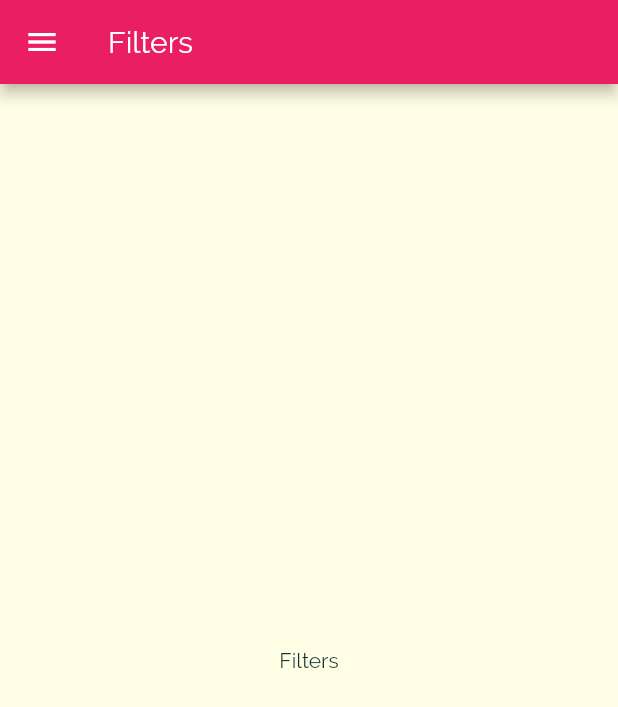
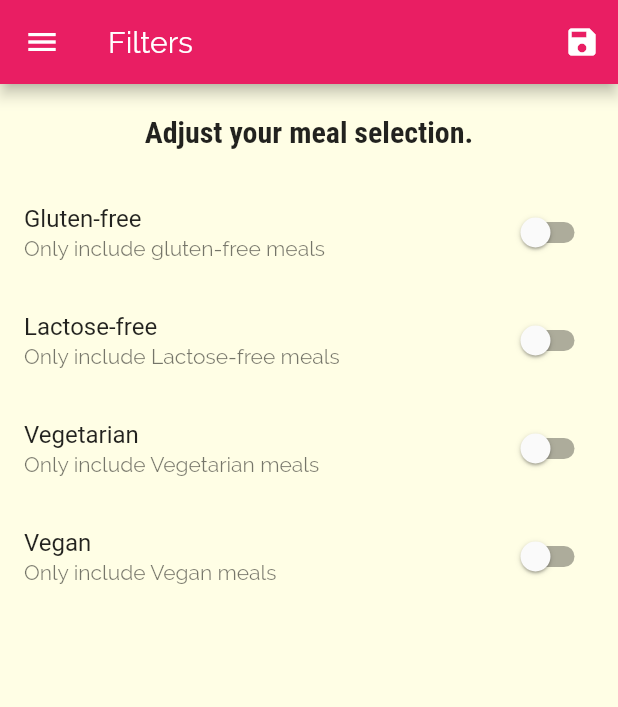
Before and after one commit to a-khaled/meals, a Flutter app: the FiltersScreen screen opened by its route, on a phone screen of 412 x 824 dp. Shown: the top 707 px of the screen. Run offline on Flutter 3.47's test engine with Material 2 defaults, Android fonts, the phone set to English and light mode, and no system bars.

Commit message:
added filters

```diff
--- a/lib/main.dart
+++ b/lib/main.dart
@@ -7,13 +7,49 @@ import './screens/category_meals_screen.dart';
 import './screens/meal_detail_screen.dart';
 import './screens/tabs_screen.dart';
 import './screens/filters_screen.dart';
+import './dummy_data.dart';
+import './models/meal.dart';
 
 void main() {
   runApp(MyApp());
 }
 
-class MyApp extends StatelessWidget {
+class MyApp extends StatefulWidget {
   // This widget is the root of your application.
+  @override
+  _MyAppState createState() => _MyAppState();
+}
+
+class _MyAppState extends State<MyApp> {
+  Map<String, bool> _filters = {
+    'gluten': false,
+    'lactose': false,
+    'vegan': false,
+    'vegetarian': false,
+  };
+  List<Meal> _availableMeals = DUMMY_MEALS;
+
+  void _setFilters(Map<String, bool> filterData) {
+    setState(() {
+      _filters = filterData;
+      _availableMeals = DUMMY_MEALS.where((meal) {
+        if(_filters['gluten'] && !meal.isGlutenFree) {
+          return false;
+        }
+        if(_filters['lactose'] && !meal.isLactoseFree) {
+          return false;
+        }
+        if(_filters['vegan'] && !meal.isVegan) {
+          return false;
+        }
+        if(_filters['vegetarian'] && !meal.isVegetarian) {
+          return false;
+        }
+        return true;
+      }).toList();
+    });
+  }
+
   @override
   Widget build(BuildContext context) {
     return MaterialApp(
@@ -41,9 +77,9 @@ class MyApp extends StatelessWidget {
       initialRoute: '/',
       routes: {
         '/' : (ctx) => TabsScreen(),
-        CategoryMealsScreen.routeName: (ctx) => CategoryMealsScreen(),
+        CategoryMealsScreen.routeName: (ctx) => CategoryMealsScreen(_availableMeals),
         MealDetailsScreen.routeName: (ctx) => MealDetailsScreen(),
-        FiltersScreen.routName: (ctx) => FiltersScreen(),
+        FiltersScreen.routName: (ctx) => FiltersScreen(_filters, _setFilters),
       },
       onUnknownRoute: (settings) {
         return MaterialPageRoute(builder: (ctx) => CategoriesScreen());
--- a/lib/screens/filters_screen.dart
+++ b/lib/screens/filters_screen.dart
@@ -1,17 +1,110 @@
+import 'package:flutter/cupertino.dart';
 import 'package:flutter/material.dart';
 
 import '../widgets/main_drawer.dart';
 
-class FiltersScreen extends StatelessWidget {
+class FiltersScreen extends StatefulWidget {
   static const routName = '/filters';
+
+  final Function saveFilters;
+  final Map<String, bool> currentFilters;
+
+  FiltersScreen(this.currentFilters, this.saveFilters);
+
+  @override
+  _FiltersScreenState createState() => _FiltersScreenState();
+}
+
+class _FiltersScreenState extends State<FiltersScreen> {
+  var _glutenFree = false;
+  var _vegetarian = false;
+  var _vegan = false;
+  var _lactoseFree = false;
+
+  @override
+  initState() {
+    _glutenFree = widget.currentFilters['gluten'];
+    _lactoseFree = widget.currentFilters['lactose'];
+    _vegan = widget.currentFilters['vegan'];
+    _vegetarian = widget.currentFilters['vegetarian'];
+    super.initState();
+  }
+
+  Widget _buildSwitchListTile(String title, String description,
+      bool currentValue, Function updateValue) {
+    return SwitchListTile(
+      title: Text(title),
+      value: currentValue,
+      subtitle: Text(description),
+      onChanged: updateValue,
+    );
+  }
 
   @override
   Widget build(BuildContext context) {
     return Scaffold(
-      appBar: AppBar(title: Text('Filters',)),
+      appBar: AppBar(
+        title: Text(
+          'Filters',
+        ),
+        actions: [
+          IconButton(
+              icon: Icon(Icons.save),
+              onPressed: () {
+                final selectedFilters = {
+                  'gluten': _glutenFree,
+                  'lactose': _lactoseFree,
+                  'vegan': _vegan,
+                  'vegetarian': _vegetarian,
+                };
+                widget.saveFilters(selectedFilters);
+              }),
+        ],
+      ),
       drawer: MainDrawer(),
-      body: Center(
-        child: Text("Filters"),
+      body: Column(
+        children: [
+          Container(
+            padding: EdgeInsets.all(20),
+            child: Text(
+              'Adjust your meal selection.',
+              style: Theme.of(context).textTheme.title,
+            ),
+          ),
+          Expanded(
+            child: ListView(
+              children: [
+                _buildSwitchListTile('Gluten-free',
+                    'Only include gluten-free meals', _glutenFree, (newValue) {
+                  setState(() {
+                    _glutenFree = newValue;
+                  });
+                }),
+                _buildSwitchListTile(
+                    'Lactose-free',
+                    'Only include Lactose-free meals',
+                    _lactoseFree, (newValue) {
+                  setState(() {
+                    _lactoseFree = newValue;
+                  });
+                }),
+                _buildSwitchListTile(
+                    'Vegetarian', 'Only include Vegetarian meals', _vegetarian,
+                    (newValue) {
+                  setState(() {
+                    _vegetarian = newValue;
+                  });
+                }),
+                _buildSwitchListTile(
+                    'Vegan', 'Only include Vegan meals', _vegan, (newValue) {
+                  setState(() {
+                    _vegan = newValue;
+                  });
+                }),
+              ],
+            ),
+          ),
+        ],
       ),
     );
   }
```
Also changed, not shown: lib/screens/category_meals_screen.dart (+11 -8 lines).
